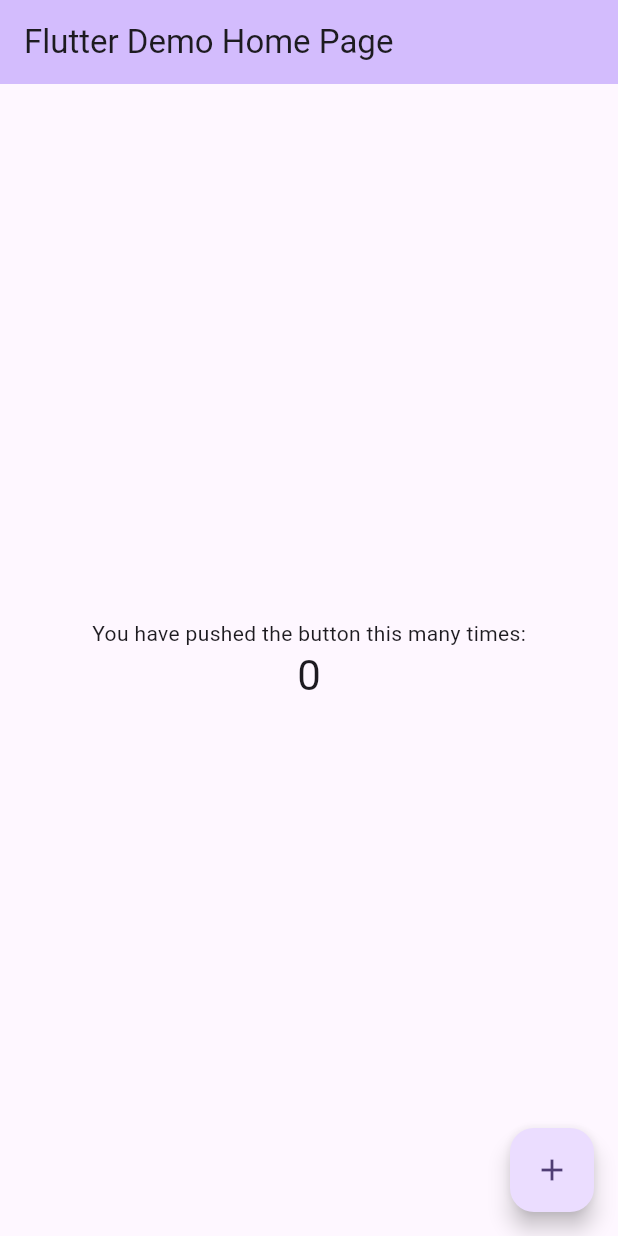
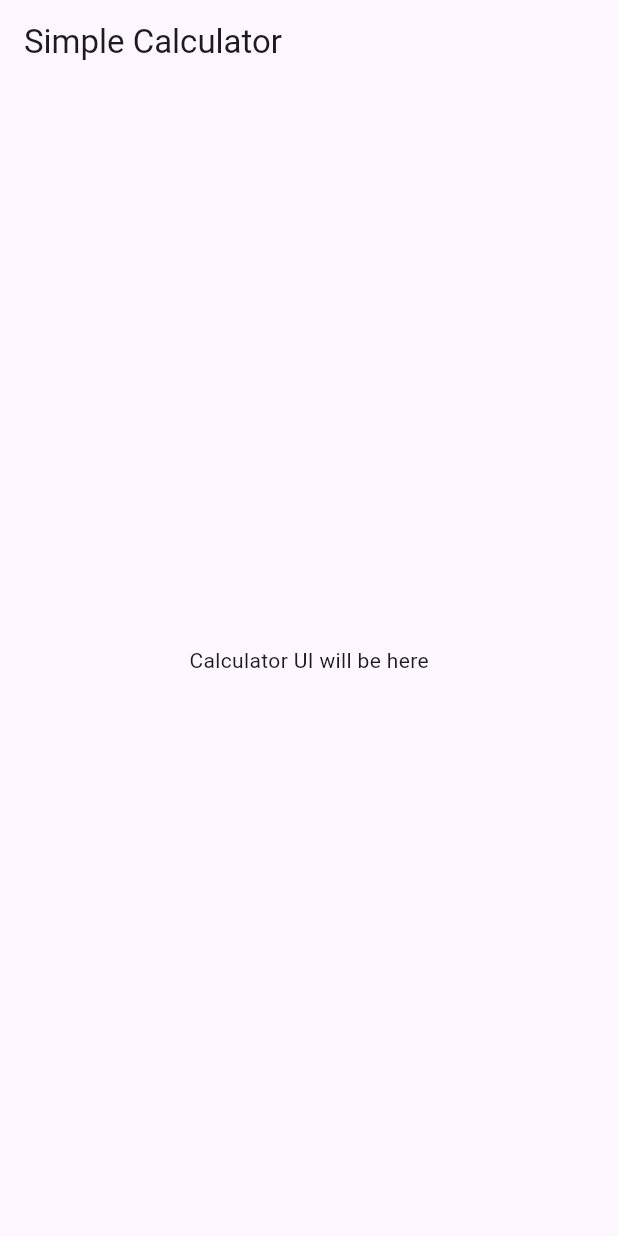
Before and after one commit to JackyZheng070102/Homework02, a Flutter app: the screen it shows after launch, on a phone screen of 412 x 824 dp. Run offline on Flutter 3.47's test engine with Material 3 defaults, Android fonts, the phone set to English and light mode, and no system bars.

Commit message:
Basic UI framework setup

```diff
--- a/lib/main.dart
+++ b/lib/main.dart
@@ -1,125 +1,21 @@
 import 'package:flutter/material.dart';
 
 void main() {
-  runApp(const MyApp());
+  runApp(CalculatorApp());
 }
 
-class MyApp extends StatelessWidget {
-  const MyApp({super.key});
-
-  // This widget is the root of your application.
+class CalculatorApp extends StatelessWidget {
   @override
   Widget build(BuildContext context) {
     return MaterialApp(
-      title: 'Flutter Demo',
-      theme: ThemeData(
-        // This is the theme of your application.
-        //
-        // TRY THIS: Try running your application with "flutter run". You'll see
-        // the application has a purple toolbar. Then, without quitting the app,
-        // try changing the seedColor in the colorScheme below to Colors.green
-        // and then invoke "hot reload" (save your changes or press the "hot
-        // reload" button in a Flutter-supported IDE, or press "r" if you used
-        // the command line to start the app).
-        //
-        // Notice that the counter didn't reset back to zero; the application
-        // state is not lost during the reload. To reset the state, use hot
-        // restart instead.
-        //
-        // This works for code too, not just values: Most code changes can be
-        // tested with just a hot reload.
-        colorScheme: ColorScheme.fromSeed(seedColor: Colors.deepPurple),
-        useMaterial3: true,
+      home: Scaffold(
+        appBar: AppBar(
+          title: Text('Simple Calculator'),
+        ),
+        body: Center(
+          child: Text('Calculator UI will be here'),
+        ),
       ),
-      home: const MyHomePage(title: 'Flutter Demo Home Page'),
     );
   }
 }
-
-class MyHomePage extends StatefulWidget {
-  const MyHomePage({super.key, required this.title});
-
-  // This widget is the home page of your application. It is stateful, meaning
-  // that it has a State object (defined below) that contains fields that affect
-  // how it looks.
-
-  // This class is the configuration for the state. It holds the values (in this
-  // case the title) provided by the parent (in this case the App widget) and
-  // used by the build method of the State. Fields in a Widget subclass are
-  // always marked "final".
-
-  final String title;
-
-  @override
-  State<MyHomePage> createState() => _MyHomePageState();
-}
-
-class _MyHomePageState extends State<MyHomePage> {
-  int _counter = 0;
-
-  void _incrementCounter() {
-    setState(() {
-      // This call to setState tells the Flutter framework that something has
-      // changed in this State, which causes it to rerun the build method below
-      // so that the display can reflect the updated values. If we changed
-      // _counter without calling setState(), then the build method would not be
-      // called again, and so nothing would appear to happen.
-      _counter++;
-    });
-  }
-
-  @override
-  Widget build(BuildContext context) {
-    // This method is rerun every time setState is called, for instance as done
-    // by the _incrementCounter method above.
-    //
-    // The Flutter framework has been optimized to make rerunning build methods
-    // fast, so that you can just rebuild anything that needs updating rather
-    // than having to individually change instances of widgets.
-    return Scaffold(
-      appBar: AppBar(
-        // TRY THIS: Try changing the color here to a specific color (to
-        // Colors.amber, perhaps?) and trigger a hot reload to see the AppBar
-        // change color while the other colors stay the same.
-        backgroundColor: Theme.of(context).colorScheme.inversePrimary,
-        // Here we take the value from the MyHomePage object that was created by
-        // the App.build method, and use it to set our appbar title.
-        title: Text(widget.title),
-      ),
-      body: Center(
-        // Center is a layout widget. It takes a single child and positions it
-        // in the middle of the parent.
-        child: Column(
-          // Column is also a layout widget. It takes a list of children and
-          // arranges them vertically. By default, it sizes itself to fit its
-          // children horizontally, and tries to be as tall as its parent.
-          //
-          // Column has various properties to control how it sizes itself and
-          // how it positions its children. Here we use mainAxisAlignment to
-          // center the children vertically; the main axis here is the vertical
-          // axis because Columns are vertical (the cross axis would be
-          // horizontal).
-          //
-          // TRY THIS: Invoke "debug painting" (choose the "Toggle Debug Paint"
-          // action in the IDE, or press "p" in the console), to see the
-          // wireframe for each widget.
-          mainAxisAlignment: MainAxisAlignment.center,
-          children: <Widget>[
-            const Text(
-              'You have pushed the button this many times:',
-            ),
-            Text(
-              '$_counter',
-              style: Theme.of(context).textTheme.headlineMedium,
-            ),
-          ],
-        ),
-      ),
-      floatingActionButton: FloatingActionButton(
-        onPressed: _incrementCounter,
-        tooltip: 'Increment',
-        child: const Icon(Icons.add),
-      ), // This trailing comma makes auto-formatting nicer for build methods.
-    );
-  }
-}
```
